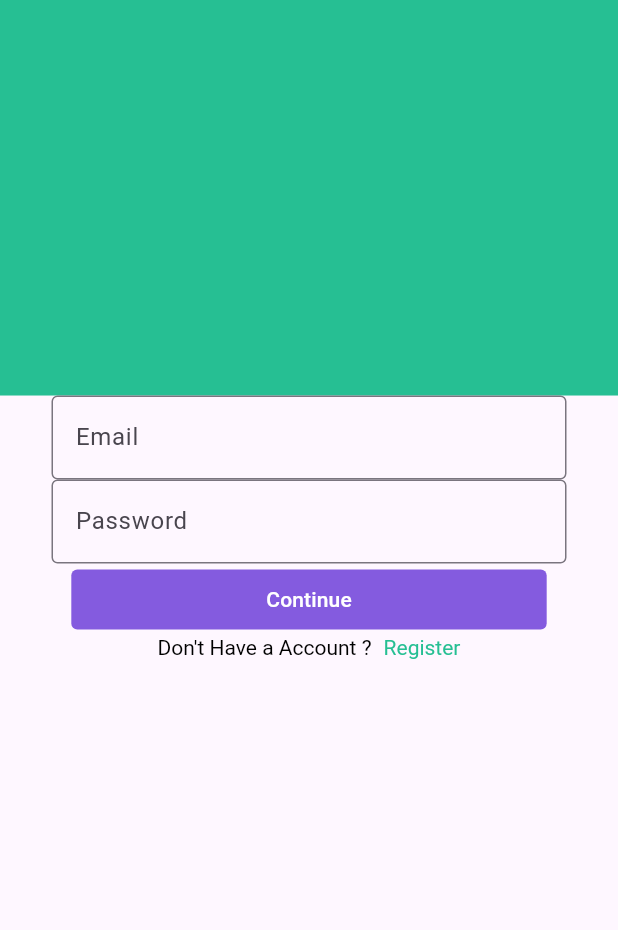
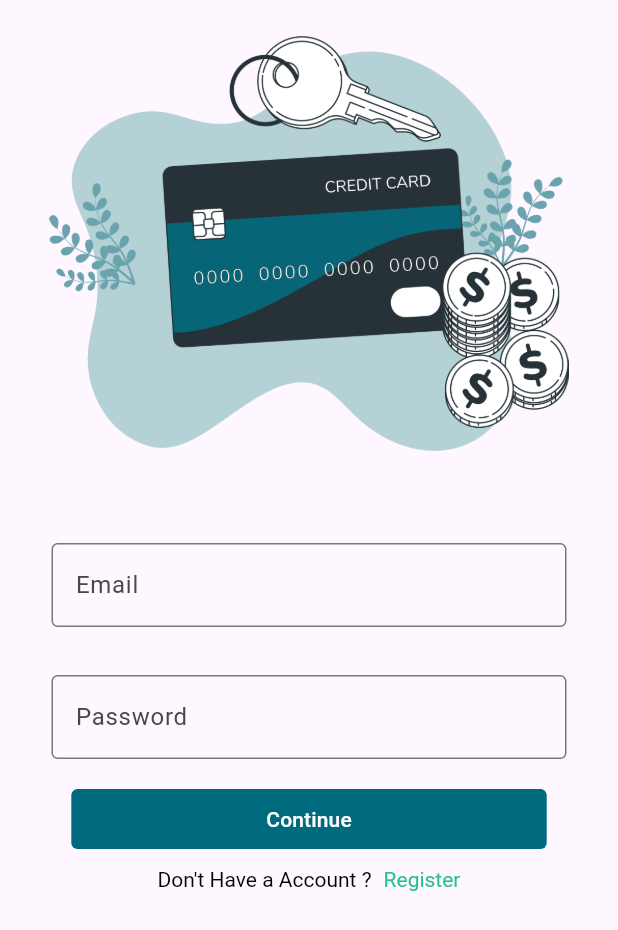
Before and after one commit to rajeshsundar31/finsight, a Flutter app: the LoginView screen opened directly, on a phone screen of 412 x 824 dp. Shown: the top 930 px of the screen. Run offline on Flutter 3.47's test engine with Material 3 defaults, Android fonts, the phone set to English and light mode, and no system bars; our stand-ins replace quickalert.

Commit message:
Login page completed

```diff
--- a/lib/core/utils/asset_utils.dart
+++ b/lib/core/utils/asset_utils.dart
@@ -4,4 +4,7 @@ class AssetsUtils {
   static String landingAvatar = "$rootPath/avatar.jpg";
   static String myProfile = "$rootPath/dSC1410.jpg";
   static String payment = "$rootPath/PaymentInfo.png";
+  static String payBro = "$rootPath/Credit card-bro.png";
+  static String payColor = "$rootPath/color.png";
+
 }
--- a/lib/presentation/login/login_view.dart
+++ b/lib/presentation/login/login_view.dart
@@ -2,7 +2,9 @@ import 'package:finsight/component/custom_button.dart';
 import 'package:finsight/core/constants/app_colors.dart';
 import 'package:finsight/core/constants/app_strings.dart';
 import 'package:finsight/core/utils/app_size.dart';
+import 'package:finsight/core/utils/asset_utils.dart';
 import 'package:finsight/presentation/login/login_view_model.dart';
+import 'package:finsight/presentation/register/register_view.dart';
 import 'package:flutter/gestures.dart';
 import 'package:flutter/material.dart';
 import 'package:provider/provider.dart';
@@ -15,7 +17,6 @@ class LoginView extends StatefulWidget {
 }
 
 class _LoginViewState extends State<LoginView> {
-
   final _formKey = GlobalKey<FormState>();
   String? email;
   String? password;
@@ -24,19 +25,19 @@ class _LoginViewState extends State<LoginView> {
     return SafeArea(
         child: Scaffold(
       body: _buildBody(context),
-      )
-      );
+    ));
   }
 
-  Widget _buildEmail(BuildContext context){
-    return SizedBox(
+  Widget _buildEmail(BuildContext context) {
+    return Padding(
+      padding: const EdgeInsets.all(16.0),
+      child: SizedBox(
         width: displayWidth(context) / 1.2,
         child: TextFormField(
           decoration: const InputDecoration(
               labelText: "Email",
               hintText: "Enter Your Email",
-          border: OutlineInputBorder()
-        ),
+              border: OutlineInputBorder()),
           keyboardType: TextInputType.emailAddress,
           validator: (value) {
             if (value == null || value.isEmpty) {
@@ -50,24 +51,26 @@ class _LoginViewState extends State<LoginView> {
             email = value;
           },
         ),
+      ),
     );
   }
 
-   Widget _buildPassword(BuildContext context){
-    return SizedBox(
+  Widget _buildPassword(BuildContext context) {
+    return Padding(
+      padding: const EdgeInsets.all(16.0),
+      child: SizedBox(
         width: displayWidth(context) / 1.2,
         child: TextFormField(
           decoration: const InputDecoration(
               labelText: "Password",
               hintText: "Enter Your Password",
-          border: OutlineInputBorder()
-        ),
+              border: OutlineInputBorder()),
           obscureText: true,
           keyboardType: TextInputType.visiblePassword,
           validator: (value) {
             if (value == null || value.isEmpty) {
               return 'Please enter valid password';
-                  } else if (value.length< 4) {
+            } else if (value.length < 4) {
               return 'Please enter a valid password';
             }
             return null; // Return null if no error
@@ -75,6 +78,7 @@ class _LoginViewState extends State<LoginView> {
           onChanged: (value) {
             password = value;
           },
+        ),
       ),
     );
   }
@@ -84,13 +88,12 @@ class _LoginViewState extends State<LoginView> {
       return Column(
         children: [
           CustomButton(
-            color: AppColor.purple,
+            color: AppColor.btn_green,
             text: AppStrings.continueBtn,
             onPressed: () {
-              print("email${email}");
-              print("pass${password}");
               if (_formKey.currentState!.validate()) {
-                btnLogin.validateLogin(email: email!, password: password!, context: context);
+                btnLogin.validateLogin(
+                    email: email!, password: password!, context: context);
               }
             },
             width: displayWidth(context) / 1.3,
@@ -100,45 +103,65 @@ class _LoginViewState extends State<LoginView> {
     });
   }
 
-  Widget _buildBottomContent(BuildContext context){
-    return Row(
+  Widget _buildBottomContent(BuildContext context) {
+    return Padding(
+      padding: const EdgeInsets.only(top: 8.0),
+      child: Row(
         mainAxisAlignment: MainAxisAlignment.center,
         children: [
-        RichText(text: TextSpan(
-          children: [
-            const TextSpan(text: "Don't Have a Account ?",style: TextStyle(color: AppColor.black)),
-            const WidgetSpan(child: SizedBox(width: 8.0,)),
-            TextSpan(text: "Register",style: const TextStyle(color: AppColor.green),
-            recognizer: TapGestureRecognizer()
-            ..onTap = () {
-            }
-            )
-          ]
+          RichText(
+              text: TextSpan(children: [
+            const TextSpan(
+                text: "Don't Have a Account ?",
+                style: TextStyle(color: AppColor.black)),
+            const WidgetSpan(
+                child: SizedBox(
+              width: 8.0,
             )),
+            TextSpan(
+                text: "Register",
+                style: const TextStyle(color: AppColor.green),
+                recognizer: TapGestureRecognizer()..onTap = () {
+                  Navigator.push(context, MaterialPageRoute(builder: (context) => const RegisterUser()));
+                })
+          ])),
         ],
+      ),
     );
   }
 
-  Widget _buildContainer(context){
+  Widget _buildContainer(context) {
     return Container(
       width: displayWidth(context),
-      height: displayHeight(context) * 0.32,
-      color: AppColor.green,
+      height: displayHeight(context) * 0.42,
+      decoration: const BoxDecoration(
+        // color: AppColor.btn_green,
+        borderRadius: BorderRadius.only(bottomLeft: Radius.circular(20), bottomRight: Radius.circular(20))
+      ),
+      child: Image.asset(AssetsUtils.payColor)
     );
   }
 
-  Widget _buildBody(BuildContext context){
+  Widget _buildContent(context){
     return Form(
       key: _formKey,
       child: Column(
         children: [
-          _buildContainer(context),
           _buildEmail(context),
           _buildPassword(context),
           _buildButton(context),
           _buildBottomContent(context),
         ],
-      ),
+      )
+      );
+  }
+
+  Widget _buildBody(BuildContext context) {
+    return Column(
+      children: [
+        _buildContainer(context),
+        _buildContent(context)
+      ],
     );
   }
 }
```
Also changed, not shown: assets/images/Credit card-bro.png (added), assets/images/color.png (added). Lines whose indentation alone changed are shown as unchanged.
